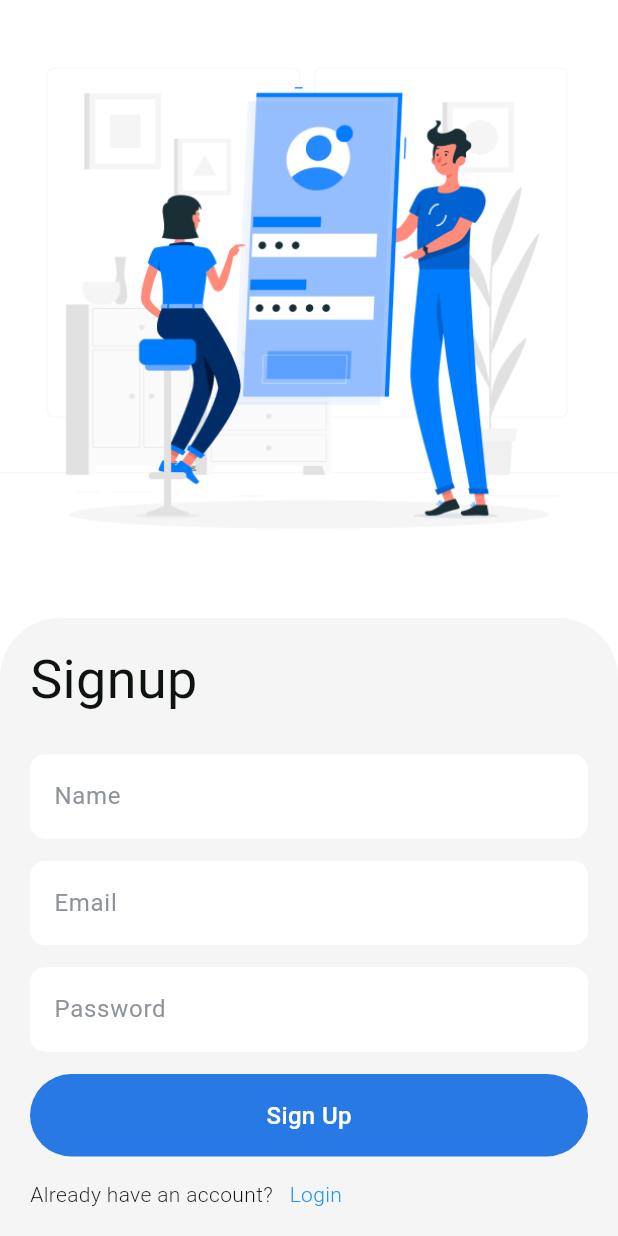
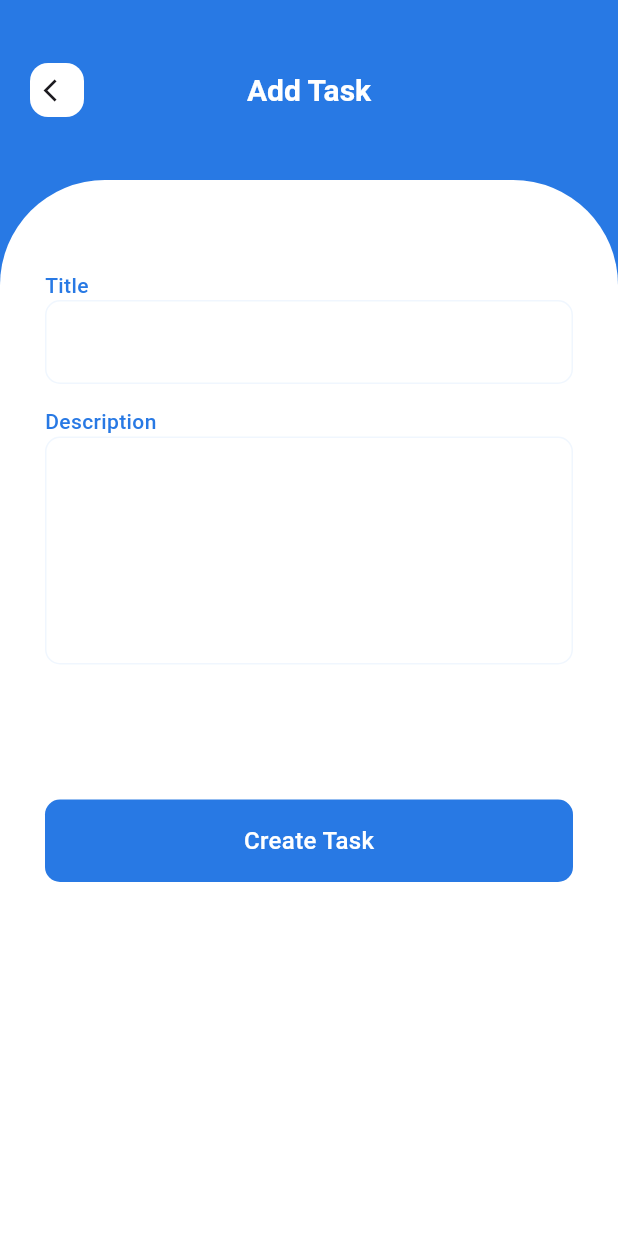
Before and after one commit to kavee137/Flutter-TodoApp, a Flutter app: the screen it shows after launch, on a phone screen of 412 x 824 dp. Run offline on Flutter 3.47's test engine with Material 3 defaults, Android fonts, the phone set to English and light mode, and no system bars; our stand-ins replace lottie; Roboto replaces fonts that are missing (Poppins).

Commit message:
add_todo.dart done

```diff
--- a/todoapp_frontend/lib/contants/colors.dart
+++ b/todoapp_frontend/lib/contants/colors.dart
@@ -14,5 +14,15 @@ class AppColor {
   // Label color
   static const Color labelTextColor = Color.fromARGB(255, 143, 148, 154);
 
+  // Login BG color
+  static const Color loginBGColor = Color.fromARGB(255, 243, 246, 248);
 
+  // Text field border color
+  static const Color textFieldBorderColor = Color.fromARGB(255, 243, 246, 248);
+
+  // Date text color
+  static const Color dateTextColor = Color.fromARGB(255, 71, 71, 71);
+
+  // Progress BG color
+  static const Color progressBGColor = Color.fromARGB(255, 0, 71, 151);
 }
--- a/todoapp_frontend/lib/features/todo/ui/add_todo.dart
+++ b/todoapp_frontend/lib/features/todo/ui/add_todo.dart
@@ -0,0 +1,163 @@
+import 'package:flutter/material.dart';
+import 'package:todoapp_frontend/contants/colors.dart';
+
+class AddTodo extends StatefulWidget {
+  const AddTodo({super.key});
+
+  @override
+  State<AddTodo> createState() => _AddTodoState();
+}
+
+class _AddTodoState extends State<AddTodo> {
+  final TextEditingController _titleController = TextEditingController();
+  final TextEditingController _descriptionController = TextEditingController();
+
+  @override
+  Widget build(BuildContext context) {
+
+    double screenWidth = MediaQuery.of(context).size.width;
+    double screenHeight = MediaQuery.of(context).size.height;
+
+    return Scaffold(
+      backgroundColor: AppColor.accentColor,
+      appBar: AppBar(
+        toolbarHeight: 120,
+        backgroundColor: AppColor.accentColor,
+        centerTitle: true,
+        title: Text(
+          'Add Task',
+          style: TextStyle(
+              color: Colors.white,
+              fontFamily: 'Poppins',
+              fontWeight: FontWeight.w600,
+              fontSize: 20
+          ),
+        ),
+        leading: Column(
+          mainAxisAlignment: MainAxisAlignment.center,
+          children: [
+            Container(
+              height: 36,
+              width: 36,
+              margin: EdgeInsets.only(left: 20),
+              decoration: BoxDecoration(
+                color: Colors.white,
+                borderRadius: BorderRadius.circular(12),
+              ),
+
+              child: Center(
+                child: Icon(
+                  Icons.arrow_back_ios,
+                  size: 18,
+                )
+              ),
+            ),
+          ],
+        ),
+      ),
+      body: Container(
+        width: screenWidth,
+        height: screenHeight - 120,
+        padding: EdgeInsets.symmetric(horizontal: 30, vertical: 60),
+        // color: Colors.red,
+        decoration: BoxDecoration(
+          color: Colors.white,
+          borderRadius: BorderRadius.only(
+            topLeft: Radius.circular(70),
+            topRight: Radius.circular(70),
+          ),
+        ),
+        child: Column(
+          crossAxisAlignment: CrossAxisAlignment.start,
+          children: [
+            Text(
+              'Title',
+              style: TextStyle(
+                fontSize: 14,
+                fontWeight: FontWeight.w500,
+                fontFamily: "Poppins",
+                color: AppColor.accentColor,
+              ),
+            ),
+            TextField(
+              controller: _titleController,
+              decoration: InputDecoration(
+                  filled: true,
+                  fillColor: Colors.white,
+                  enabledBorder: OutlineInputBorder(
+                    borderRadius: BorderRadius.all(Radius.circular(10)),
+                    borderSide: BorderSide(
+                      color: Color.fromRGBO(0, 110, 233, 0.06)
+                    ),
+                  ),
+                  focusedBorder: OutlineInputBorder(
+                    borderRadius: BorderRadius.all(Radius.circular(10)),
+                    borderSide: BorderSide(
+                        color: Color.fromRGBO(0, 110, 233, 0.06),
+                        width: 2
+                    ),
+                  ),
+              ),
+            ),
+            SizedBox(
+                height: 15
+            ),
+            Text(
+              'Description',
+              style: TextStyle(
+                fontSize: 14,
+                fontWeight: FontWeight.w500,
+                fontFamily: "Poppins",
+                color: AppColor.accentColor,
+              ),
+            ),
+            TextField(
+              minLines: 5,
+              maxLines: 8,
+              controller: _descriptionController,
+              decoration: InputDecoration(
+                  filled: true,
+                  fillColor: Colors.white,
+                  enabledBorder: OutlineInputBorder(
+                    borderRadius: BorderRadius.all(Radius.circular(10)),
+                    borderSide: BorderSide(
+                      color: Color.fromRGBO(0, 110, 233, 0.06),
+                    ),
+                  ),
+                  focusedBorder: OutlineInputBorder(
+                    borderRadius: BorderRadius.all(Radius.circular(10)),
+                    borderSide: BorderSide(
+                        color: Color.fromRGBO(0, 110, 233, 0.06),
+                        width: 2
+                    ),
+                  ),
+              ),
+            ),
+            SizedBox(
+                height: 90
+            ),
+            Container(
+                width: screenWidth,
+                height: 55,
+                decoration: BoxDecoration(
+                  color: AppColor.accentColor,
+                  borderRadius: BorderRadius.all(Radius.circular(10)),
+                ),
+                child: Center(
+                    child:Text(
+                        'Create Task',
+                        style: TextStyle(
+                          color: Colors.white,
+                          fontFamily: "Poppins",
+                          fontWeight: FontWeight.w500,
+                          fontSize: 16,
+                        )
+                    )
+                )
+            ),
+          ],
+        ),
+      ),
+    );
+  }
+}
--- a/todoapp_frontend/lib/main.dart
+++ b/todoapp_frontend/lib/main.dart
@@ -1,5 +1,8 @@
 import 'package:flutter/material.dart';
+import 'package:todoapp_frontend/features/authentication/ui/loginScreen.dart';
 import 'package:todoapp_frontend/features/authentication/ui/signUpScreen.dart';
+import 'package:todoapp_frontend/features/home/ui/home_page.dart';
+import 'package:todoapp_frontend/features/todo/ui/add_todo.dart';
 import 'package:todoapp_frontend/splash_screen.dart';
 // import 'package:todoapp_frontend/signUpScreen.dart';
 
@@ -34,7 +37,7 @@ class MyApp extends StatelessWidget {
         // tested with just a hot reload.
         colorScheme: ColorScheme.fromSeed(seedColor: Colors.deepPurple),
       ),
-      home: SignUpScreen(),
+      home: AddTodo(),
     );
   }
 }
```
Also changed, not shown: todoapp_frontend/lib/features/authentication/ui/loginScreen.dart (+206 -0 lines), todoapp_frontend/lib/features/home/ui/home_page.dart (added, +255 -0 lines), todoapp_frontend/assets/images/notification.png (added), todoapp_frontend/assets/images/progressBg.png (added).
